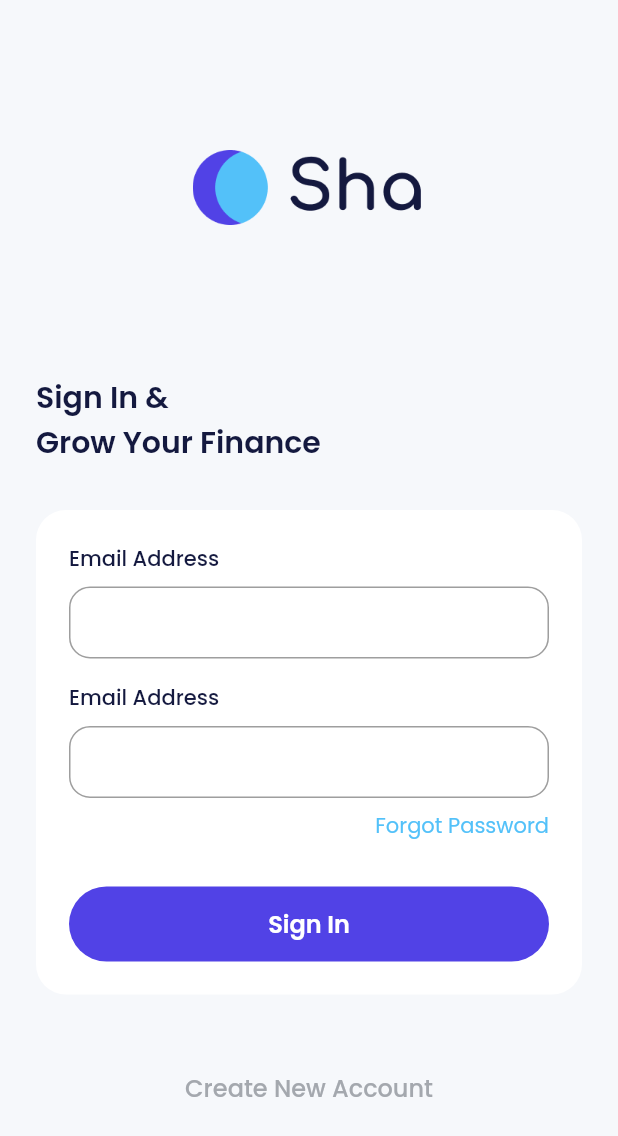
After one commit to hanjarraes/e_wallet_mobile_apps, a Flutter app: the SignInPage screen opened by its route, on a phone screen of 412 x 824 dp. The commit adds this screen. Shown: the top 1136 px of the screen. Run offline on Flutter 3.47's test engine with Material 2 defaults, Android fonts, the phone set to English and light mode, and no system bars; our stand-ins replace carousel_slider, google_fonts.

Commit message:
create widgets buttons & forms and create sign in and last create routers

```diff
--- a/lib/main.dart
+++ b/lib/main.dart
@@ -1,3 +1,5 @@
+import 'package:e_wallet_mobile_apps/ui/pages/onbourding_page.dart';
+import 'package:e_wallet_mobile_apps/ui/pages/sign_in_page.dart';
 import 'package:e_wallet_mobile_apps/ui/pages/splash_page.dart';
 import 'package:flutter/material.dart';
 import 'package:flutter/scheduler.dart';
@@ -9,9 +11,13 @@ class MyApp extends StatelessWidget{
 
   @override
   Widget build(BuildContext context){
-    return const MaterialApp(
+    return  MaterialApp(
       debugShowCheckedModeBanner: false,
-      home: SplashPage(),
+      routes: {
+        '/': (context) => const SplashPage(),
+        '/on-boarding': (context) => const OnboardingPage(),
+        '/sign-in': (context) => const SignInPage(),
+      },
     );
   }
 }
--- a/lib/shared/theme.dart
+++ b/lib/shared/theme.dart
@@ -20,8 +20,8 @@ TextStyle whiteTextStyle = GoogleFonts.poppins(
 TextStyle grayTextStyle = GoogleFonts.poppins(
     color:grayColor,
 );
-TextStyle blueTextStyle = GoogleFonts.poppins(
-    color:grayColor,
+TextStyle blueTextStyle1 = GoogleFonts.poppins(
+    color:blueColor,
 );
 TextStyle greenTextStyle = GoogleFonts.poppins(
     color:greenColor,
--- a/lib/ui/pages/onbourding_page.dart
+++ b/lib/ui/pages/onbourding_page.dart
@@ -1,4 +1,6 @@
 import 'package:e_wallet_mobile_apps/shared/theme.dart';
+import 'package:e_wallet_mobile_apps/ui/pages/sign_in_page.dart';
+import 'package:e_wallet_mobile_apps/ui/widgets/buttons.dart';
 import 'package:flutter/material.dart';
 import 'package:carousel_slider/carousel_slider.dart';
 import 'package:carousel_slider/carousel_options.dart';
@@ -99,46 +101,19 @@ class _OnboardingPageState extends State<OnboardingPage> {
                   currentIndex == 2
                       ? Column(
                           children: [
-                            SizedBox(
-                              width: double.infinity,
-                              height: 50,
-                              child: TextButton(
+                            CustomFilledButton(
+                              title: 'Get Started',
                               onPressed: () {},
-                                style: TextButton.styleFrom(
-                                  backgroundColor: purpleColor,
-                                  shape: RoundedRectangleBorder(
-                                      borderRadius: BorderRadius.circular(56)),
-                                ),
-                                child: Text(
-                                  'Get Started',
-                                  style: whiteTextStyle.copyWith(
-                                    fontSize: 16,
-                                    fontWeight: semiBold,
-                                  ),
-                                ),
-                              ),
                             ),
                             const SizedBox(
                               height: 20,
                             ),
-                            SizedBox(
-                              width: double.infinity,
-                              height: 24,
-                              child: TextButton(
+                            CustomTextButton(
+                              title: 'Sign In',
                               onPressed: () {
-                                  carouselController.nextPage();
+                                Navigator.pushNamed(context, '/sign-in');
                               },
-                                style: TextButton.styleFrom(
-                                  padding: EdgeInsets.zero
                             ),
-                                child: Text(
-                                  'Sign In',
-                                  style: grayTextStyle.copyWith(
-                                    fontSize: 16,
-                                  ),
-                                ),
-                              ),
-                            )
                           ],
                         )
                       : Row(
@@ -180,27 +155,14 @@ class _OnboardingPageState extends State<OnboardingPage> {
                                       : lightBackgroundColor),
                             ),
                             const Spacer(),
-                            SizedBox(
-                              width: 150,
-                              height: 50,
-                              child: TextButton(
+                            CustomFilledButton(
+                              title: 'Continue',
                               onPressed: () {
                                 carouselController.nextPage();
                               },
-                                style: TextButton.styleFrom(
-                                  backgroundColor: purpleColor,
-                                  shape: RoundedRectangleBorder(
-                                      borderRadius: BorderRadius.circular(56)),
+                              width: 150,
+                              height: 50,
                             ),
-                                child: Text(
-                                  'Continue',
-                                  style: whiteTextStyle.copyWith(
-                                    fontSize: 16,
-                                    fontWeight: semiBold,
-                                  ),
-                                ),
-                              ),
-                            )
                           ],
                         )
                 ],
--- /dev/null
+++ b/lib/ui/pages/sign_in_page.dart
@@ -0,0 +1,94 @@
+import 'package:e_wallet_mobile_apps/shared/theme.dart';
+import 'package:e_wallet_mobile_apps/ui/widgets/forms.dart';
+import 'package:flutter/material.dart';
+
+import '../widgets/buttons.dart';
+
+class SignInPage extends StatelessWidget {
+  const SignInPage({Key? key}) : super(key: key);
+
+  @override
+  Widget build(BuildContext context) {
+    return Scaffold(
+      backgroundColor: lightBackgroundColor,
+      body: ListView(
+        padding: const EdgeInsets.symmetric(horizontal: 24),
+        children: [
+          Container(
+            width: 155,
+            height: 50,
+            margin: const EdgeInsets.only(
+              top: 100,
+              bottom: 100,
+            ),
+            decoration: const BoxDecoration(
+              image: DecorationImage(
+                image: AssetImage(
+                  'assets/img_logo_light.png',
+                ),
+              ),
+            ),
+          ),
+          Text(
+            'Sign In &\nGrow Your Finance',
+            style: blackTextStyle.copyWith(
+              fontSize: 20,
+              fontWeight: semiBold,
+            ),
+          ),
+          const SizedBox(
+            height: 30,
+          ),
+          Container(
+            padding: const EdgeInsets.all(22),
+            decoration: BoxDecoration(
+              borderRadius: BorderRadius.circular(20),
+              color: whiteColor,
+            ),
+            child: Column(
+              crossAxisAlignment: CrossAxisAlignment.start,
+              children: [
+                //NOTE: EMAIL INPUT
+                const CustomFormField(
+                  title: 'Email Address',
+                ),
+                const SizedBox(
+                  height: 16,
+                ),
+                //NOTE: PASSWORD INPUT
+                const CustomFormField(
+                  title: 'Email Address',
+                  obscureText: true,
+                ),
+                const SizedBox(
+                  height: 8,
+                ),
+                Align(
+                  alignment: Alignment.centerRight,
+                  child: Text(
+                    'Forgot Password',
+                    style: blueTextStyle1,
+                  ),
+                ),
+                const SizedBox(
+                  height: 30,
+                ),
+                CustomFilledButton(
+                  title: 'Sign In',
+                  onPressed: () {},
+                ),
+              ],
+            ),
+          ),
+          const SizedBox(
+            height: 50,
+          ),
+          CustomTextButton(
+            title: 'Create New Account',
+            onPressed: () {},
+          ),
+        ],
+      ),
+    );
+  }
+}
--- a/lib/ui/pages/splash_page.dart
+++ b/lib/ui/pages/splash_page.dart
@@ -12,21 +12,16 @@ class SplashPage extends StatefulWidget {
 }
 
 class _SplashPageState extends State<SplashPage> {
-
   @override
   void initState() {
     // TODO: implement initState
     super.initState();
 
-    Timer(const Duration(seconds: 2), (){
-      Navigator.push(
-        context,
-        MaterialPageRoute(
-          builder: (context) => const OnboardingPage(),
-        ),
-      );
+    Timer(const Duration(seconds: 2), () {
+      Navigator.pushNamed(context, '/on-boarding');
     });
   }
+
   @override
   Widget build(BuildContext context) {
     return Scaffold(
@@ -36,12 +31,10 @@ class _SplashPageState extends State<SplashPage> {
           width: 155,
           height: 50,
           decoration: const BoxDecoration(
-            image: DecorationImage(
-              image: AssetImage(
-                'assets/img_logo_dark.png',
-              )
-            )
-          ),
+              image: DecorationImage(
+                  image: AssetImage(
+            'assets/img_logo_dark.png',
+          ))),
         ),
       ),
     );
--- /dev/null
+++ b/lib/ui/widgets/buttons.dart
@@ -0,0 +1,73 @@
+import 'package:e_wallet_mobile_apps/shared/theme.dart';
+import 'package:flutter/material.dart';
+
+class CustomFilledButton extends StatelessWidget {
+  final String title;
+  final double width;
+  final double height;
+  final VoidCallback? onPressed;
+
+  const CustomFilledButton({
+    Key? key,
+    required this.title,
+    this.width = double.infinity,
+    this.height = 50,
+    this.onPressed,
+  }) : super(key: key);
+
+  @override
+  Widget build(BuildContext context) {
+    return SizedBox(
+      width: width,
+      height: height,
+      child: TextButton(
+        onPressed: onPressed,
+        style: TextButton.styleFrom(
+          backgroundColor: purpleColor,
+          shape:
+              RoundedRectangleBorder(borderRadius: BorderRadius.circular(56)),
+        ),
+        child: Text(
+          title,
+          style: whiteTextStyle.copyWith(
+            fontSize: 16,
+            fontWeight: semiBold,
+          ),
+        ),
+      ),
+    );
+  }
+}
+
+class CustomTextButton extends StatelessWidget {
+  final String title;
+  final double width;
+  final double height;
+  final VoidCallback? onPressed;
+
+  const CustomTextButton({
+    Key? key,
+    required this.title,
+    this.width = double.infinity,
+    this.height = 24,
+    this.onPressed,
+  }) : super(key: key);
+
+  @override
+  Widget build(BuildContext context) {
+    return SizedBox(
+      width: width,
+      height: height,
+      child: TextButton(
+        onPressed: onPressed,
+        style: TextButton.styleFrom(padding: EdgeInsets.zero),
+        child: Text(
+          title,
+          style: grayTextStyle.copyWith(
+            fontSize: 16,
+          ),
+        ),
+      ),
+    );
+  }
+}
--- /dev/null
+++ b/lib/ui/widgets/forms.dart
@@ -0,0 +1,44 @@
+import 'package:flutter/material.dart';
+
+import '../../shared/theme.dart';
+
+class CustomFormField extends StatelessWidget {
+  final String title;
+  final bool obscureText;
+  final TextEditingController? controller;
+
+  const CustomFormField({
+    Key? key,
+    required this.title,
+    this.obscureText = false,
+    this.controller,
+  }) : super(key: key);
+
+  @override
+  Widget build(BuildContext context) {
+    return Column(
+      crossAxisAlignment: CrossAxisAlignment.start,
+      children: [
+        Text(
+          title,
+          style: blackTextStyle.copyWith(
+            fontWeight: medium,
+          ),
+        ),
+        const SizedBox(
+          height: 8,
+        ),
+        TextFormField(
+          obscureText: obscureText,
+          controller: controller,
+          decoration: InputDecoration(
+            border: OutlineInputBorder(
+              borderRadius: BorderRadius.circular(14),
+            ),
+            contentPadding: const EdgeInsets.all(12),
+          ),
+        ),
+      ],
+    );
+  }
+}
```
Lines whose indentation alone changed are shown as unchanged.
